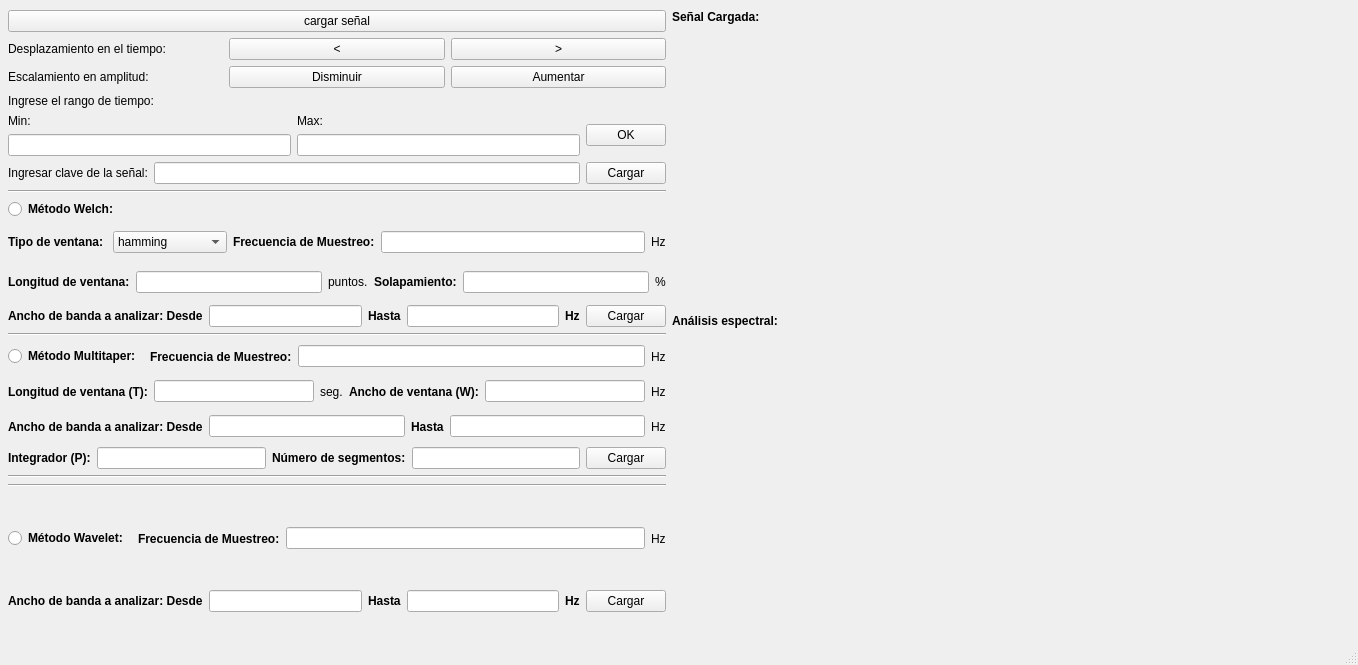
First picture: the form in anadir_grafico.ui, repository Alescos/Proyect2_signal_display, before the edit.
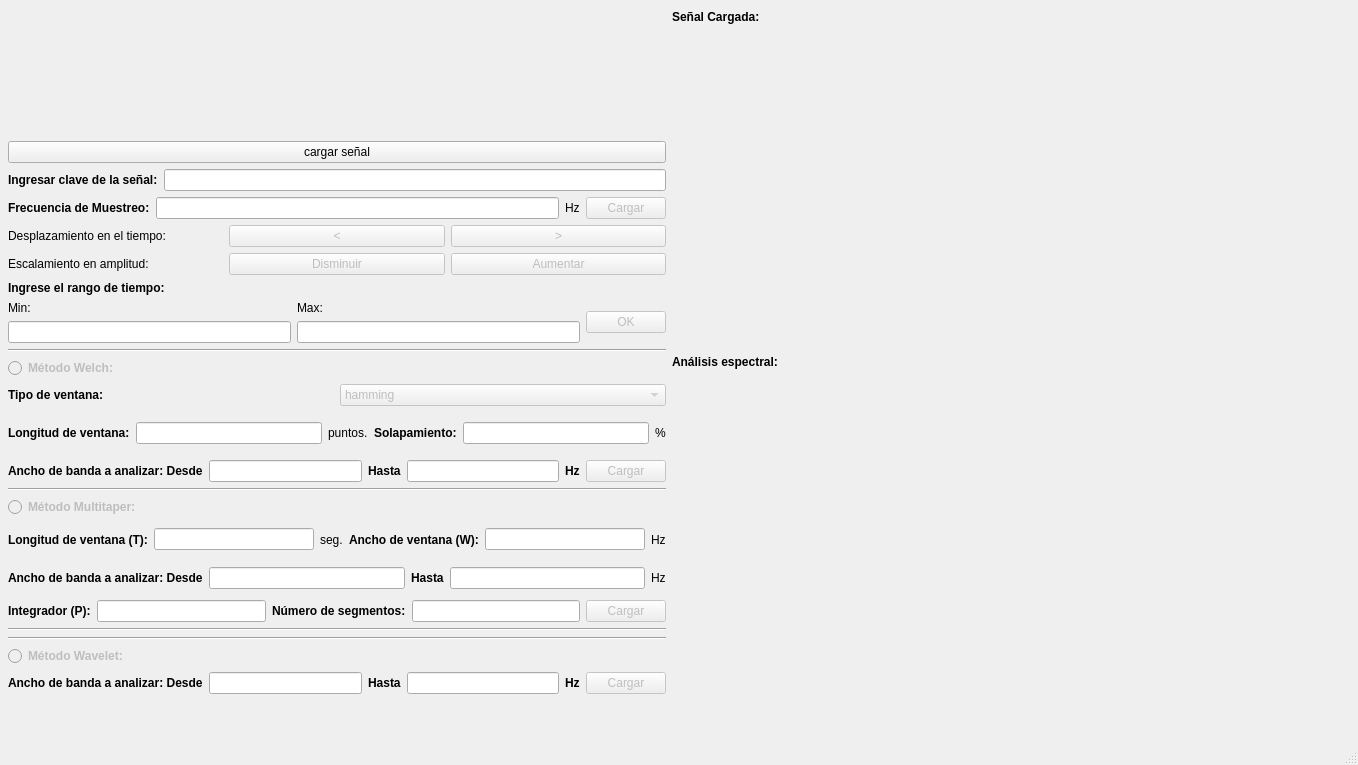
Second picture: the form after the edit.

Commit message: interfaz actualizada

What changed in the file:
```diff
--- a/anadir_grafico.ui
+++ b/anadir_grafico.ui
@@ -7,7 +7,7 @@
     <x>0</x>
     <y>0</y>
     <width>1358</width>
-    <height>665</height>
+    <height>765</height>
    </rect>
   </property>
   <property name="sizePolicy">
@@ -29,230 +29,209 @@
       <x>8</x>
       <y>10</y>
       <width>1321</width>
-      <height>602</height>
+      <height>684</height>
      </rect>
     </property>
     <layout class="QGridLayout" name="gridLayout">
-     <item row="0" column="0">
-      <layout class="QVBoxLayout" name="verticalLayout_13">
-       <item>
-        <widget class="QPushButton" name="boton_cargar">
-         <property name="text">
-          <string>cargar señal</string>
-         </property>
-        </widget>
-       </item>
-       <item>
-        <layout class="QVBoxLayout" name="verticalLayout_6">
-         <property name="sizeConstraint">
-          <enum>QLayout::SetFixedSize</enum>
-         </property>
-         <item>
-          <layout class="QVBoxLayout" name="verticalLayout">
-           <item>
-            <layout class="QHBoxLayout" name="horizontalLayout">
-             <item>
-              <widget class="QLabel" name="label">
-               <property name="text">
-                <string>Desplazamiento en el tiempo:</string>
-               </property>
-              </widget>
-             </item>
-             <item>
-              <widget class="QPushButton" name="boton_atras">
-               <property name="text">
-                <string>&lt;</string>
-               </property>
-              </widget>
-             </item>
-             <item>
-              <widget class="QPushButton" name="boton_adelante">
-               <property name="text">
-                <string>&gt;</string>
-               </property>
-              </widget>
-             </item>
-            </layout>
-           </item>
-          </layout>
-         </item>
-         <item>
-          <layout class="QVBoxLayout" name="verticalLayout_2">
-           <item>
-            <layout class="QHBoxLayout" name="horizontalLayout_2">
-             <item>
-              <widget class="QLabel" name="label_2">
-               <property name="text">
-                <string>Escalamiento en amplitud:</string>
-               </property>
-              </widget>
-             </item>
-             <item>
-              <widget class="QPushButton" name="boton_disminuir">
-               <property name="text">
-                <string>Disminuir</string>
-               </property>
-              </widget>
-             </item>
-             <item>
-              <widget class="QPushButton" name="boton_aumentar">
-               <property name="text">
-                <string>Aumentar</string>
-               </property>
-              </widget>
-             </item>
-            </layout>
-           </item>
-          </layout>
-         </item>
-         <item>
-          <layout class="QVBoxLayout" name="verticalLayout_5">
-           <item>
-            <widget class="QLabel" name="label_4">
-             <property name="text">
-              <string>Ingrese el rango de tiempo:</string>
-             </property>
-            </widget>
-           </item>
-           <item>
-            <layout class="QHBoxLayout" name="horizontalLayout_3">
-             <item>
-              <layout class="QVBoxLayout" name="verticalLayout_3">
-               <item>
-                <widget class="QLabel" name="label_5">
-                 <property name="text">
-                  <string>Min:</string>
-                 </property>
-                </widget>
-               </item>
-               <item>
-                <widget class="QLineEdit" name="tiempo_min"/>
-               </item>
-              </layout>
-             </item>
-             <item>
-              <layout class="QVBoxLayout" name="verticalLayout_4">
-               <item>
-                <widget class="QLabel" name="label_6">
-                 <property name="text">
-                  <string>Max:</string>
-                 </property>
-                </widget>
-               </item>
-               <item>
-                <widget class="QLineEdit" name="tiempo_max"/>
-               </item>
-              </layout>
-             </item>
-             <item>
-              <widget class="QPushButton" name="cargar_tiempo">
-               <property name="text">
-                <string>OK</string>
-               </property>
-              </widget>
-             </item>
-            </layout>
-           </item>
-          </layout>
-         </item>
-         <item>
-          <layout class="QHBoxLayout" name="horizontalLayout_4">
-           <item>
-            <widget class="QLabel" name="label_3">
-             <property name="text">
-              <string>Ingresar clave de la señal:</string>
-             </property>
-            </widget>
-           </item>
-           <item>
-            <widget class="QLineEdit" name="key_text">
-             <property name="text">
-              <string/>
-             </property>
-            </widget>
-           </item>
-           <item>
-            <widget class="QPushButton" name="cargar_key">
-             <property name="text">
-              <string>Cargar</string>
-             </property>
-            </widget>
-           </item>
-          </layout>
-         </item>
-        </layout>
-       </item>
-      </layout>
-     </item>
-     <item row="0" column="1" rowspan="7">
-      <layout class="QVBoxLayout" name="verticalLayout_9">
-       <item>
-        <layout class="QVBoxLayout" name="verticalLayout_7">
-         <item>
-          <widget class="QLabel" name="label_7">
-           <property name="sizePolicy">
-            <sizepolicy hsizetype="Minimum" vsizetype="Fixed">
-             <horstretch>0</horstretch>
-             <verstretch>0</verstretch>
-            </sizepolicy>
-           </property>
-           <property name="font">
-            <font>
-             <weight>75</weight>
-             <bold>true</bold>
-            </font>
-           </property>
-           <property name="text">
-            <string>Señal Cargada:</string>
-           </property>
-          </widget>
-         </item>
-         <item>
-          <widget class="QWidget" name="campo_grafico" native="true"/>
-         </item>
-        </layout>
-       </item>
-       <item>
-        <layout class="QVBoxLayout" name="verticalLayout_8">
-         <item>
-          <widget class="QLabel" name="label_8">
-           <property name="sizePolicy">
-            <sizepolicy hsizetype="MinimumExpanding" vsizetype="Fixed">
-             <horstretch>0</horstretch>
-             <verstretch>0</verstretch>
-            </sizepolicy>
-           </property>
-           <property name="font">
-            <font>
-             <weight>75</weight>
-             <bold>true</bold>
-            </font>
-           </property>
-           <property name="text">
-            <string>Análisis espectral:</string>
-           </property>
-          </widget>
-         </item>
-         <item>
-          <widget class="QWidget" name="campo_grafico2" native="true"/>
-         </item>
-        </layout>
-       </item>
-      </layout>
-     </item>
-     <item row="1" column="0">
-      <widget class="Line" name="line">
-       <property name="orientation">
-        <enum>Qt::Horizontal</enum>
-       </property>
-      </widget>
-     </item>
      <item row="2" column="0">
+      <widget class="Line" name="line">
+       <property name="orientation">
+        <enum>Qt::Horizontal</enum>
+       </property>
+      </widget>
+     </item>
+     <item row="4" column="0">
+      <widget class="Line" name="line_2">
+       <property name="orientation">
+        <enum>Qt::Horizontal</enum>
+       </property>
+      </widget>
+     </item>
+     <item row="6" column="0">
+      <widget class="Line" name="line_4">
+       <property name="orientation">
+        <enum>Qt::Horizontal</enum>
+       </property>
+      </widget>
+     </item>
+     <item row="5" column="0">
+      <layout class="QVBoxLayout" name="verticalLayout_11">
+       <item>
+        <layout class="QHBoxLayout" name="horizontalLayout_9">
+         <item>
+          <widget class="QRadioButton" name="metodo_multitaper">
+           <property name="enabled">
+            <bool>false</bool>
+           </property>
+           <property name="font">
+            <font>
+             <weight>75</weight>
+             <bold>true</bold>
+            </font>
+           </property>
+           <property name="text">
+            <string>Método Multitaper: </string>
+           </property>
+          </widget>
+         </item>
+        </layout>
+       </item>
+       <item>
+        <layout class="QHBoxLayout" name="horizontalLayout_10">
+         <item>
+          <widget class="QLabel" name="label_9">
+           <property name="font">
+            <font>
+             <weight>75</weight>
+             <bold>true</bold>
+            </font>
+           </property>
+           <property name="text">
+            <string>Longitud de ventana (T):</string>
+           </property>
+          </widget>
+         </item>
+         <item>
+          <widget class="QLineEdit" name="longitud_ventana2"/>
+         </item>
+         <item>
+          <widget class="QLabel" name="label_22">
+           <property name="text">
+            <string>seg.</string>
+           </property>
+          </widget>
+         </item>
+         <item>
+          <widget class="QLabel" name="label_23">
+           <property name="font">
+            <font>
+             <weight>75</weight>
+             <bold>true</bold>
+            </font>
+           </property>
+           <property name="text">
+            <string>Ancho de ventana (W):</string>
+           </property>
+          </widget>
+         </item>
+         <item>
+          <widget class="QLineEdit" name="ancho_ventana"/>
+         </item>
+         <item>
+          <widget class="QLabel" name="label_24">
+           <property name="text">
+            <string>Hz</string>
+           </property>
+          </widget>
+         </item>
+        </layout>
+       </item>
+       <item>
+        <layout class="QHBoxLayout" name="horizontalLayout_11">
+         <item>
+          <widget class="QLabel" name="label_25">
+           <property name="font">
+            <font>
+             <weight>75</weight>
+             <bold>true</bold>
+            </font>
+           </property>
+           <property name="text">
+            <string>Ancho de banda a analizar: Desde</string>
+           </property>
+          </widget>
+         </item>
+         <item>
+          <widget class="QLineEdit" name="fmin2"/>
+         </item>
+         <item>
+          <widget class="QLabel" name="label_26">
+           <property name="font">
+            <font>
+             <weight>75</weight>
+             <bold>true</bold>
+            </font>
+           </property>
+           <property name="text">
+            <string>Hasta</string>
+           </property>
+          </widget>
+         </item>
+         <item>
+          <widget class="QLineEdit" name="fmax2"/>
+         </item>
+         <item>
+          <widget class="QLabel" name="label_27">
+           <property name="font">
+            <font>
+             <weight>50</weight>
+             <bold>false</bold>
+            </font>
+           </property>
+           <property name="text">
+            <string>Hz</string>
+           </property>
+          </widget>
+         </item>
+        </layout>
+       </item>
+       <item>
+        <layout class="QHBoxLayout" name="horizontalLayout_12">
+         <item>
+          <widget class="QLabel" name="label_28">
+           <property name="font">
+            <font>
+             <weight>75</weight>
+             <bold>true</bold>
+            </font>
+           </property>
+           <property name="text">
+            <string>Integrador (P):</string>
+           </property>
+          </widget>
+         </item>
+         <item>
+          <widget class="QLineEdit" name="integrador"/>
+         </item>
+         <item>
+          <widget class="QLabel" name="label_29">
+           <property name="font">
+            <font>
+             <weight>75</weight>
+             <bold>true</bold>
+            </font>
+           </property>
+           <property name="text">
+            <string>Número de segmentos:</string>
+           </property>
+          </widget>
+         </item>
+         <item>
+          <widget class="QLineEdit" name="num_segmentos"/>
+         </item>
+         <item>
+          <widget class="QPushButton" name="cargar_multi">
+           <property name="enabled">
+            <bool>false</bool>
+           </property>
+           <property name="text">
+            <string>Cargar</string>
+           </property>
+          </widget>
+         </item>
+        </layout>
+       </item>
+      </layout>
+     </item>
+     <item row="3" column="0">
       <layout class="QVBoxLayout" name="verticalLayout_10">
        <item>
         <layout class="QHBoxLayout" name="horizontalLayout_5">
          <item>
           <widget class="QRadioButton" name="metodo_welch">
+           <property name="enabled">
+            <bool>false</bool>
+           </property>
            <property name="font">
             <font>
              <weight>75</weight>
@@ -283,6 +262,9 @@
          </item>
          <item>
           <widget class="QComboBox" name="tipo_ventana">
+           <property name="enabled">
+            <bool>false</bool>
+           </property>
            <item>
             <property name="text">
              <string>hamming</string>
@@ -345,35 +327,6 @@
            </item>
           </widget>
          </item>
-         <item>
-          <widget class="QLabel" name="label_10">
-           <property name="font">
-            <font>
-             <weight>75</weight>
-             <bold>true</bold>
-            </font>
-           </property>
-           <property name="text">
-            <string>Frecuencia de Muestreo:</string>
-           </property>
-          </widget>
-         </item>
-         <item>
-          <widget class="QLineEdit" name="fs1"/>
-         </item>
-         <item>
-          <widget class="QLabel" name="label_11">
-           <property name="font">
-            <font>
-             <weight>50</weight>
-             <bold>false</bold>
-            </font>
-           </property>
-           <property name="text">
-            <string>Hz</string>
-           </property>
-          </widget>
-         </item>
         </layout>
        </item>
        <item>
@@ -487,6 +440,9 @@
          </item>
          <item>
           <widget class="QPushButton" name="cargar_welch">
+           <property name="enabled">
+            <bool>false</bool>
+           </property>
            <property name="text">
             <string>Cargar</string>
            </property>
@@ -496,32 +452,18 @@
        </item>
       </layout>
      </item>
-     <item row="3" column="0">
-      <widget class="Line" name="line_2">
-       <property name="orientation">
-        <enum>Qt::Horizontal</enum>
-       </property>
-      </widget>
-     </item>
-     <item row="4" column="0">
-      <layout class="QVBoxLayout" name="verticalLayout_11">
+     <item row="0" column="1" rowspan="8">
+      <layout class="QVBoxLayout" name="verticalLayout_9">
        <item>
-        <layout class="QHBoxLayout" name="horizontalLayout_9">
+        <layout class="QVBoxLayout" name="verticalLayout_7">
          <item>
-          <widget class="QRadioButton" name="metodo_multitaper">
-           <property name="font">
-            <font>
-             <weight>75</weight>
-             <bold>true</bold>
-            </font>
+          <widget class="QLabel" name="label_7">
+           <property name="sizePolicy">
+            <sizepolicy hsizetype="Minimum" vsizetype="Fixed">
+             <horstretch>0</horstretch>
+             <verstretch>0</verstretch>
+            </sizepolicy>
            </property>
-           <property name="text">
-            <string>Método Multitaper: </string>
-           </property>
-          </widget>
-         </item>
-         <item>
-          <widget class="QLabel" name="label_20">
            <property name="font">
             <font>
              <weight>75</weight>
@@ -529,55 +471,25 @@
             </font>
            </property>
            <property name="text">
-            <string>Frecuencia de Muestreo:</string>
+            <string>Señal Cargada:</string>
            </property>
           </widget>
          </item>
          <item>
-          <widget class="QLineEdit" name="fs2"/>
+          <widget class="QWidget" name="campo_grafico" native="true"/>
          </item>
-         <item>
-          <widget class="QLabel" name="label_21">
-           <property name="font">
-            <font>
-             <weight>50</weight>
-             <bold>false</bold>
-            </font>
-           </property>
-           <property name="text">
-            <string>Hz</string>
-           </property>
-          </widget>
-         </item>
         </layout>
        </item>
        <item>
-        <layout class="QHBoxLayout" name="horizontalLayout_10">
+        <layout class="QVBoxLayout" name="verticalLayout_8">
          <item>
-          <widget class="QLabel" name="label_9">
-           <property name="font">
-            <font>
-             <weight>75</weight>
-             <bold>true</bold>
-            </font>
+          <widget class="QLabel" name="label_8">
+           <property name="sizePolicy">
+            <sizepolicy hsizetype="MinimumExpanding" vsizetype="Fixed">
+             <horstretch>0</horstretch>
+             <verstretch>0</verstretch>
+            </sizepolicy>
            </property>
-           <property name="text">
-            <string>Longitud de ventana (T):</string>
-           </property>
-          </widget>
-         </item>
-         <item>
-          <widget class="QLineEdit" name="longitud_ventana2"/>
-         </item>
-         <item>
-          <widget class="QLabel" name="label_22">
-           <property name="text">
-            <string>seg.</string>
-           </property>
-          </widget>
-         </item>
-         <item>
-          <widget class="QLabel" name="label_23">
            <property name="font">
             <font>
              <weight>75</weight>
@@ -585,124 +497,18 @@
             </font>
            </property>
            <property name="text">
-            <string>Ancho de ventana (W):</string>
+            <string>Análisis espectral:</string>
            </property>
           </widget>
          </item>
          <item>
-          <widget class="QLineEdit" name="ancho_ventana"/>
+          <widget class="QWidget" name="campo_grafico2" native="true"/>
          </item>
-         <item>
-          <widget class="QLabel" name="label_24">
-           <property name="text">
-            <string>Hz</string>
-           </property>
-          </widget>
-         </item>
         </layout>
        </item>
-       <item>
-        <layout class="QHBoxLayout" name="horizontalLayout_11">
-         <item>
-          <widget class="QLabel" name="label_25">
-           <property name="font">
-            <font>
-             <weight>75</weight>
-             <bold>true</bold>
-            </font>
-           </property>
-           <property name="text">
-            <string>Ancho de banda a analizar: Desde</string>
-           </property>
-          </widget>
-         </item>
-         <item>
-          <widget class="QLineEdit" name="fmin2"/>
-         </item>
-         <item>
-          <widget class="QLabel" name="label_26">
-           <property name="font">
-            <font>
-             <weight>75</weight>
-             <bold>true</bold>
-            </font>
-           </property>
-           <property name="text">
-            <string>Hasta</string>
-           </property>
-          </widget>
-         </item>
-         <item>
-          <widget class="QLineEdit" name="fmax2"/>
-         </item>
-         <item>
-          <widget class="QLabel" name="label_27">
-           <property name="font">
-            <font>
-             <weight>50</weight>
-             <bold>false</bold>
-            </font>
-           </property>
-           <property name="text">
-            <string>Hz</string>
-           </property>
-          </widget>
-         </item>
-        </layout>
-       </item>
-       <item>
-        <layout class="QHBoxLayout" name="horizontalLayout_12">
-         <item>
-          <widget class="QLabel" name="label_28">
-           <property name="font">
-            <font>
-             <weight>75</weight>
-             <bold>true</bold>
-            </font>
-           </property>
-           <property name="text">
-            <string>Integrador (P):</string>
-           </property>
-          </widget>
-         </item>
-         <item>
-          <widget class="QLineEdit" name="integrador"/>
-         </item>
-         <item>
-          <widget class="QLabel" name="label_29">
-           <property name="font">
-            <font>
-             <weight>75</weight>
-             <bold>true</bold>
-            </font>
-           </property>
-           <property name="text">
-            <string>Número de segmentos:</string>
-           </property>
-          </widget>
-         </item>
-         <item>
-          <widget class="QLineEdit" name="num_segmentos"/>
-         </item>
-         <item>
-          <widget class="QPushButton" name="cargar_multi">
-           <property name="text">
-            <string>Cargar</string>
-           </property>
-          </widget>
-         </item>
-        </layout>
-       </item>
       </layout>
      </item>
-     <item row="5" column="0">
-      <widget class="Line" name="line_4">
-       <property name="orientation">
-        <enum>Qt::Horizontal</enum>
-       </property>
-      </widget>
-     </item>
-     <item row="6" column="0">
+     <item row="7" column="0">
       <layout class="QVBoxLayout" name="verticalLayout_12">
        <item>
         <widget class="Line" name="line_3">
@@ -715,6 +521,9 @@
         <layout class="QHBoxLayout" name="horizontalLayout_13">
          <item>
           <widget class="QRadioButton" name="metodo_wavelet">
+           <property name="enabled">
+            <bool>false</bool>
+           </property>
            <property name="font">
             <font>
              <weight>75</weight>
@@ -726,35 +535,6 @@
            </property>
           </widget>
          </item>
-         <item>
-          <widget class="QLabel" name="label_30">
-           <property name="font">
-            <font>
-             <weight>75</weight>
-             <bold>true</bold>
-            </font>
-           </property>
-           <property name="text">
-            <string>Frecuencia de Muestreo:</string>
-           </property>
-          </widget>
-         </item>
-         <item>
-          <widget class="QLineEdit" name="fs3"/>
-         </item>
-         <item>
-          <widget class="QLabel" name="label_31">
-           <property name="font">
-            <font>
-             <weight>50</weight>
-             <bold>false</bold>
-            </font>
-           </property>
-           <property name="text">
-            <string>Hz</string>
-           </property>
-          </widget>
-         </item>
         </layout>
        </item>
        <item>
@@ -806,6 +586,9 @@
          </item>
          <item>
           <widget class="QPushButton" name="cargar_wavelet">
+           <property name="enabled">
+            <bool>false</bool>
+           </property>
            <property name="text">
             <string>Cargar</string>
            </property>
@@ -815,6 +598,228 @@
        </item>
       </layout>
      </item>
+     <item row="1" column="0">
+      <layout class="QVBoxLayout" name="verticalLayout_13">
+       <item>
+        <widget class="QPushButton" name="boton_cargar">
+         <property name="text">
+          <string>cargar señal</string>
+         </property>
+        </widget>
+       </item>
+       <item>
+        <layout class="QHBoxLayout" name="horizontalLayout_4">
+         <item>
+          <widget class="QLabel" name="label_3">
+           <property name="font">
+            <font>
+             <weight>75</weight>
+             <bold>true</bold>
+            </font>
+           </property>
+           <property name="text">
+            <string>Ingresar clave de la señal:</string>
+           </property>
+          </widget>
+         </item>
+         <item>
+          <widget class="QLineEdit" name="key_text">
+           <property name="text">
+            <string/>
+           </property>
+          </widget>
+         </item>
+        </layout>
+       </item>
+       <item>
+        <layout class="QHBoxLayout" name="horizontalLayout_15">
+         <item>
+          <widget class="QLabel" name="label_10">
+           <property name="font">
+            <font>
+             <weight>75</weight>
+             <bold>true</bold>
+            </font>
+           </property>
+           <property name="text">
+            <string>Frecuencia de Muestreo:</string>
+           </property>
+          </widget>
+         </item>
+         <item>
+          <widget class="QLineEdit" name="fmuestreo_text"/>
+         </item>
+         <item>
+          <widget class="QLabel" name="label_11">
+           <property name="font">
+            <font>
+             <weight>50</weight>
+             <bold>false</bold>
+            </font>
+           </property>
+           <property name="text">
+            <string>Hz</string>
+           </property>
+          </widget>
+         </item>
+         <item>
+          <widget class="QPushButton" name="cargar_key">
+           <property name="enabled">
+            <bool>false</bool>
+           </property>
+           <property name="text">
+            <string>Cargar</string>
+           </property>
+          </widget>
+         </item>
+        </layout>
+       </item>
+       <item>
+        <layout class="QVBoxLayout" name="verticalLayout_6">
+         <property name="sizeConstraint">
+          <enum>QLayout::SetFixedSize</enum>
+         </property>
+         <item>
+          <layout class="QVBoxLayout" name="verticalLayout">
+           <item>
+            <layout class="QHBoxLayout" name="horizontalLayout">
+             <item>
+              <widget class="QLabel" name="label">
+               <property name="text">
+                <string>Desplazamiento en el tiempo:</string>
+               </property>
+              </widget>
+             </item>
+             <item>
+              <widget class="QPushButton" name="boton_atras">
+               <property name="enabled">
+                <bool>false</bool>
+               </property>
+               <property name="text">
+                <string>&lt;</string>
+               </property>
+              </widget>
+             </item>
+             <item>
+              <widget class="QPushButton" name="boton_adelante">
+               <property name="enabled">
+                <bool>false</bool>
+               </property>
+               <property name="text">
+                <string>&gt;</string>
+               </property>
+              </widget>
+             </item>
+            </layout>
+           </item>
+          </layout>
+         </item>
+         <item>
+          <layout class="QVBoxLayout" name="verticalLayout_2">
+           <item>
+            <layout class="QHBoxLayout" name="horizontalLayout_2">
+             <item>
+              <widget class="QLabel" name="label_2">
+               <property name="text">
+                <string>Escalamiento en amplitud:</string>
+               </property>
+              </widget>
+             </item>
+             <item>
+              <widget class="QPushButton" name="boton_disminuir">
+               <property name="enabled">
+                <bool>false</bool>
+               </property>
+               <property name="text">
+                <string>Disminuir</string>
+               </property>
+              </widget>
+             </item>
+             <item>
+              <widget class="QPushButton" name="boton_aumentar">
+               <property name="enabled">
+                <bool>false</bool>
+               </property>
+               <property name="text">
+                <string>Aumentar</string>
+               </property>
+              </widget>
+             </item>
+            </layout>
+           </item>
+          </layout>
+         </item>
+         <item>
+          <layout class="QVBoxLayout" name="verticalLayout_5">
+           <item>
+            <widget class="QLabel" name="label_4">
+             <property name="font">
+              <font>
+               <weight>75</weight>
+               <bold>true</bold>
+              </font>
+             </property>
+             <property name="text">
+              <string>Ingrese el rango de tiempo:</string>
+             </property>
+            </widget>
+           </item>
+           <item>
+            <layout class="QHBoxLayout" name="horizontalLayout_3">
+             <item>
+              <layout class="QVBoxLayout" name="verticalLayout_3">
+               <item>
+                <widget class="QLabel" name="label_5">
+                 <property name="text">
+                  <string>Min:</string>
+                 </property>
+                </widget>
+               </item>
+               <item>
+                <widget class="QLineEdit" name="tiempo_min">
+                 <property name="enabled">
+                  <bool>true</bool>
+                 </property>
+                </widget>
+               </item>
+              </layout>
+             </item>
+             <item>
+              <layout class="QVBoxLayout" name="verticalLayout_4">
+               <item>
+                <widget class="QLabel" name="label_6">
+                 <property name="text">
+                  <string>Max:</string>
+                 </property>
+                </widget>
+               </item>
+               <item>
+                <widget class="QLineEdit" name="tiempo_max">
+                 <property name="enabled">
+                  <bool>true</bool>
+                 </property>
+                </widget>
+               </item>
+              </layout>
+             </item>
+             <item>
+              <widget class="QPushButton" name="cargar_tiempo">
+               <property name="enabled">
+                <bool>false</bool>
+               </property>
+               <property name="text">
+                <string>OK</string>
+               </property>
+              </widget>
+             </item>
+            </layout>
+           </item>
+          </layout>
+         </item>
+        </layout>
+       </item>
+      </layout>
+     </item>
     </layout>
    </widget>
   </widget>
```
